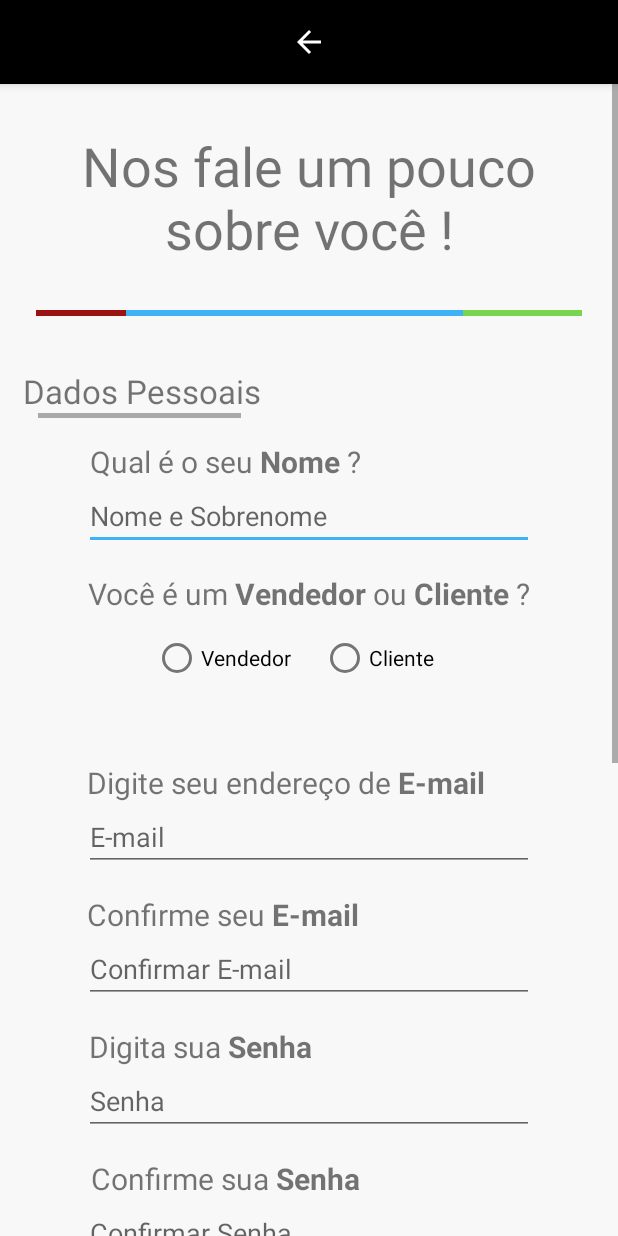
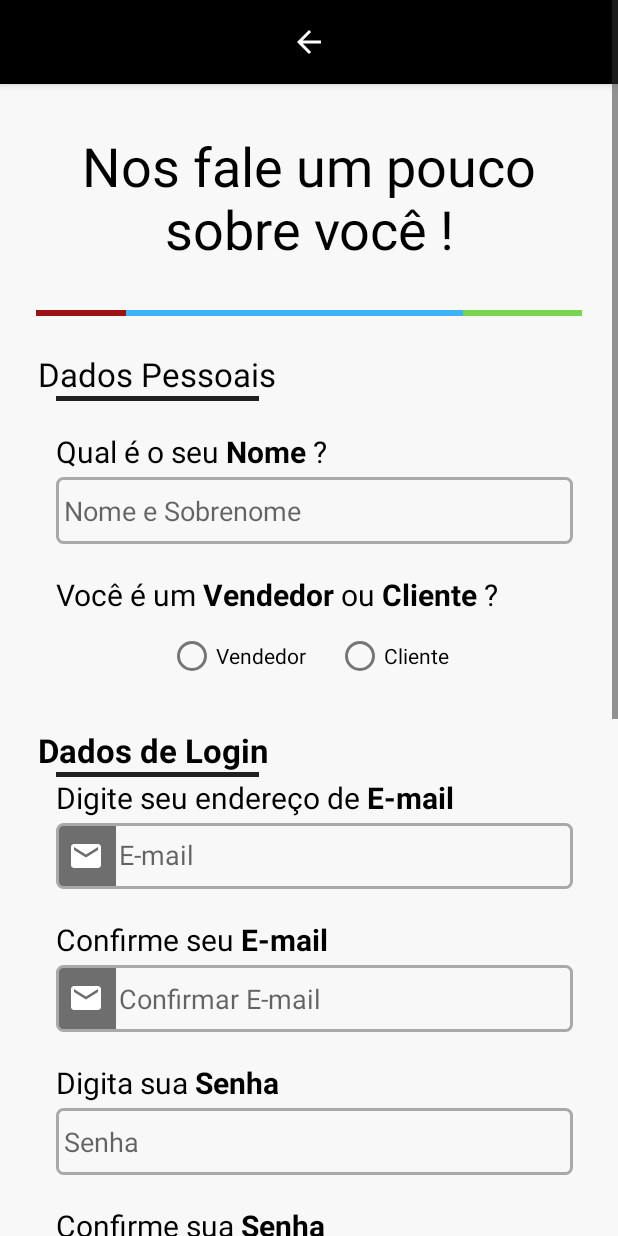
Before and after one commit to GryphoDevelopers/GoalMobile, an Android app: the SingInActivity screen opened directly, with no data from a screen before it, on a phone screen of 412 x 824 dp. Run offline under Robolectric (Android 15) with nearby library versions, the phone set to English and light mode, and no system bars.

Commit message:
Personalizacao de EditText e Alteracoes no Layout

```diff
--- /dev/null
+++ b/app/src/main/res/drawable/edit_text_border.xml
@@ -0,0 +1,12 @@
+<?xml version="1.0" encoding="utf-8"?>
+<layer-list xmlns:android="http://schemas.android.com/apk/res/android">
+
+    <item>
+        <shape>
+            <solid android:color="?attr/colorOnPrimary"/>
+            <corners android:radius="4dp"/>
+            <stroke android:color="@color/light_grey" android:width="2dp"/>
+        </shape>
+    </item>
+
+</layer-list>
--- /dev/null
+++ b/app/src/main/res/drawable/edit_text_with_icon.xml
@@ -0,0 +1,31 @@
+<?xml version="1.0" encoding="utf-8"?>
+
+<layer-list xmlns:android="http://schemas.android.com/apk/res/android">
+
+    <!-- Icone - Fundo do lado Esquerdo -->
+    <item>
+        <shape>
+            <corners android:radius="8dp"/>
+            <solid android:color="@color/mediun_lightGrey"/>
+        </shape>
+    </item>
+
+    <!-- Fundo do Input - Fundo em cima do Fundo Preto, com espaçamento na Lateral Esquerda -->
+    <item android:left="40dp">
+        <shape>
+            <solid android:color="?attr/colorOnPrimary" />
+            <corners
+                android:topRightRadius="8dp"
+                android:bottomRightRadius="8dp"/>
+        </shape>
+    </item>
+
+    <!-- Borda - Fundo Transparente que está em cima dos Anteriores -->
+    <item>
+        <shape>
+            <solid android:color="@android:color/transparent"/>
+            <corners android:radius="4dp"/>
+            <stroke android:color="@color/light_grey" android:width="2dp"/>
+        </shape>
+    </item>
+</layer-list>
--- /dev/null
+++ b/app/src/main/res/drawable/ic_email.xml
@@ -0,0 +1,10 @@
+<vector xmlns:android="http://schemas.android.com/apk/res/android"
+    android:width="24dp"
+    android:height="24dp"
+    android:viewportWidth="24"
+    android:viewportHeight="24"
+    android:tint="@color/white">
+  <path
+      android:fillColor="@android:color/white"
+      android:pathData="M20,4L4,4c-1.1,0 -1.99,0.9 -1.99,2L2,18c0,1.1 0.9,2 2,2h16c1.1,0 2,-0.9 2,-2L22,6c0,-1.1 -0.9,-2 -2,-2zM20,8l-8,5 -8,-5L4,6l8,5 8,-5v2z"/>
+</vector>
--- a/app/src/main/res/layout/activity_sing_in.xml
+++ b/app/src/main/res/layout/activity_sing_in.xml
@@ -19,11 +19,11 @@
             android:id="@+id/txt_singin"
             android:layout_width="0dp"
             android:layout_height="wrap_content"
-            android:layout_marginStart="40dp"
-            android:layout_marginLeft="40dp"
+            android:layout_marginStart="20dp"
+            android:layout_marginLeft="20dp"
             android:layout_marginTop="30dp"
-            android:layout_marginEnd="40dp"
-            android:layout_marginRight="40dp"
+            android:layout_marginEnd="20dp"
+            android:layout_marginRight="20dp"
             android:gravity="center"
             android:text="@string/index_singin"
             android:textSize="36sp"
@@ -41,100 +41,109 @@
             android:layout_marginTop="30dp"
             app:layout_constraintEnd_toEndOf="parent"
             app:layout_constraintStart_toStartOf="parent"
-            app:layout_constraintTop_toBottomOf="@id/txt_singin"></include>
+            app:layout_constraintTop_toBottomOf="@id/txt_singin" />
 
 
-        <LinearLayout
+        <androidx.constraintlayout.widget.ConstraintLayout
             android:id="@+id/layout_dataPersonal"
             android:layout_width="match_parent"
             android:layout_height="wrap_content"
-            android:layout_marginTop="30dp"
-            android:orientation="vertical"
+            android:layout_marginTop="24dp"
             android:visibility="visible"
-            app:layout_constraintTop_toBottomOf="@+id/line_goal3">
+            app:layout_constraintTop_toBottomOf="@+id/line_goal3"
+            tools:layout_editor_absoluteX="56dp">
 
             <TextView
                 android:id="@+id/txt_dataSingIn"
                 android:layout_width="wrap_content"
                 android:layout_height="wrap_content"
-                android:layout_marginStart="15dp"
-                android:layout_marginLeft="15dp"
-                android:layout_marginTop="5dp"
+                android:layout_marginStart="25dp"
+                android:layout_marginLeft="25dp"
                 android:text="@string/data_personal"
-                android:textSize="22sp" />
+                android:textSize="22sp"
+                app:layout_constraintStart_toStartOf="parent"
+                app:layout_constraintTop_toTopOf="parent" />
 
             <View
                 android:id="@+id/line_grey2"
                 android:layout_width="135dp"
                 android:layout_height="3dp"
-                android:layout_marginStart="25dp"
-                android:layout_marginLeft="25dp"
-                android:background="@color/light_grey" />
+                android:layout_marginStart="12dp"
+                android:layout_marginLeft="12dp"
+                android:background="@color/grey"
+                app:layout_constraintStart_toStartOf="@+id/txt_dataSingIn"
+                app:layout_constraintTop_toBottomOf="@+id/txt_dataSingIn" />
 
             <TextView
                 android:id="@+id/txt_name"
                 android:layout_width="wrap_content"
                 android:layout_height="wrap_content"
-                android:layout_gravity="center"
-                android:layout_marginStart="-55dp"
-                android:layout_marginLeft="-55dp"
-                android:layout_marginTop="15dp"
-                android:gravity="start"
+                android:layout_marginTop="20dp"
                 android:labelFor="@+id/editText_name"
                 android:text="@string/txt_name"
-                android:textSize="20sp" />
+                android:textSize="20sp"
+                app:layout_constraintStart_toStartOf="@+id/line_grey2"
+                app:layout_constraintTop_toBottomOf="@+id/line_grey2" />
 
             <!--TODO Implementar AutoFillHint-->
-
             <EditText
                 android:id="@+id/editText_name"
-                android:layout_width="300dp"
+                android:layout_width="0dp"
                 android:layout_height="wrap_content"
-                android:layout_gravity="center"
+                android:layout_marginTop="3dp"
+                android:layout_marginEnd="30dp"
+                android:layout_marginRight="30dp"
                 android:autofillHints="Nome"
+                android:background="@drawable/edit_text_border"
+                android:drawablePadding="20dp"
                 android:ems="10"
                 android:hint="@string/hint_name"
-                android:inputType="textPersonName" />
+                android:inputType="textPersonName"
+                android:paddingLeft="5dp"
+                android:paddingTop="10dp"
+                android:paddingRight="5dp"
+                android:paddingBottom="10dp"
+                app:layout_constraintEnd_toEndOf="parent"
+                app:layout_constraintStart_toStartOf="@+id/txt_name"
+                app:layout_constraintTop_toBottomOf="@+id/txt_name" />
 
             <TextView
                 android:id="@+id/txt_typeUser"
                 android:layout_width="wrap_content"
                 android:layout_height="wrap_content"
-                android:layout_gravity="center"
-                android:layout_marginTop="15dp"
+                android:layout_marginTop="20dp"
                 android:text="@string/txt_peopleType"
-                android:textSize="20sp" />
+                android:textSize="20sp"
+                app:layout_constraintStart_toStartOf="@+id/txt_name"
+                app:layout_constraintTop_toBottomOf="@+id/editText_name" />
 
             <TextView
                 android:id="@+id/error_optionUser"
                 android:layout_width="wrap_content"
                 android:layout_height="wrap_content"
-                android:layout_gravity="center"
-                android:layout_marginStart="-90dp"
-                android:layout_marginLeft="-90dp"
-                android:foregroundGravity="center"
+                android:layout_marginStart="5dp"
+                android:layout_marginLeft="5dp"
                 android:text="@string/errorInputs"
                 android:textColor="@color/ruby_red"
                 android:textStyle="bold"
-                android:visibility="gone" />
+                android:visibility="gone"
+                app:layout_constraintStart_toStartOf="@+id/txt_typeUser"
+                app:layout_constraintTop_toBottomOf="@+id/txt_typeUser" />
 
             <RadioGroup
-                android:id="@+id/radioGroup"
-                android:layout_width="match_parent"
-                android:layout_height="match_parent"
-                android:layout_gravity="center_vertical"
-                android:layout_marginTop="5dp"
+                android:layout_width="0dp"
+                android:layout_height="wrap_content"
+                android:layout_marginTop="3dp"
                 android:gravity="center"
-                android:orientation="horizontal">
-
-                <!-- Os valores de Texto dos RadioButtons são colocados na SingInActivity.java -->
+                android:orientation="horizontal"
+                app:layout_constraintEnd_toEndOf="parent"
+                app:layout_constraintStart_toStartOf="parent"
+                app:layout_constraintTop_toBottomOf="@+id/error_optionUser">
 
                 <RadioButton
                     android:id="@+id/rbtn_seller"
                     android:layout_width="wrap_content"
                     android:layout_height="wrap_content"
-                    android:layout_marginStart="-20dp"
-                    android:layout_marginLeft="-20dp"
                     android:layout_marginEnd="20dp"
                     android:layout_marginRight="20dp" />
 
@@ -144,106 +153,170 @@
                     android:layout_height="wrap_content" />
             </RadioGroup>
 
-        </LinearLayout>
+        </androidx.constraintlayout.widget.ConstraintLayout>
 
-        <LinearLayout
+        <androidx.constraintlayout.widget.ConstraintLayout
             android:id="@+id/layout_dataLogin"
             android:layout_width="match_parent"
-            android:layout_height="match_parent"
-            android:layout_marginTop="30dp"
-            android:orientation="vertical"
+            android:layout_height="wrap_content"
+            android:layout_marginTop="24dp"
             android:visibility="visible"
-            app:layout_constraintTop_toBottomOf="@+id/layout_dataPersonal">
+            app:layout_constraintTop_toBottomOf="@+id/layout_dataPersonal"
+            tools:layout_editor_absoluteX="56dp">
+
+
+            <TextView
+                android:id="@+id/txt_dataforLogin"
+                android:layout_width="wrap_content"
+                android:layout_height="wrap_content"
+                android:layout_marginStart="25dp"
+                android:layout_marginLeft="25dp"
+                android:text="@string/data_login"
+                android:textSize="22sp"
+                app:layout_constraintStart_toStartOf="parent"
+                app:layout_constraintTop_toTopOf="parent" />
+
+            <View
+                android:id="@+id/line_grey31"
+                android:layout_width="135dp"
+                android:layout_height="3dp"
+                android:layout_marginStart="12dp"
+                android:layout_marginLeft="12dp"
+                android:background="@color/grey"
+                app:layout_constraintStart_toStartOf="@+id/txt_dataforLogin"
+                app:layout_constraintTop_toBottomOf="@+id/txt_dataforLogin" />
 
             <TextView
                 android:id="@+id/txt_email"
                 android:layout_width="wrap_content"
                 android:layout_height="wrap_content"
-                android:layout_gravity="center"
-                android:layout_marginStart="-15dp"
-                android:layout_marginLeft="-15dp"
-                android:layout_marginTop="15dp"
+                android:labelFor="@+id/editText_email"
                 android:text="@string/txt_email"
                 android:textSize="20sp"
-                android:labelFor="@+id/editText_email" />
+                app:layout_constraintStart_toStartOf="@+id/line_grey31"
+                app:layout_constraintTop_toBottomOf="@+id/line_grey31" />
 
             <EditText
                 android:id="@+id/editText_email"
-                android:layout_width="300dp"
+                android:layout_width="0dp"
                 android:layout_height="wrap_content"
-                android:layout_gravity="center"
+                android:layout_marginTop="3dp"
+                android:layout_marginEnd="30dp"
+                android:layout_marginRight="30dp"
                 android:autofillHints="Email"
+                android:background="@drawable/edit_text_with_icon"
+                android:drawableStart="@drawable/ic_email"
+                android:drawablePadding="10dp"
                 android:ems="10"
+                android:freezesText="false"
                 android:hint="@string/hint_email"
-                android:inputType="textEmailAddress" />
+                android:includeFontPadding="false"
+                android:inputType="textEmailAddress"
+                android:paddingLeft="8dp"
+                android:paddingTop="10dp"
+                android:paddingRight="8dp"
+                android:paddingBottom="10dp"
+                android:scrollbarAlwaysDrawHorizontalTrack="false"
+                app:layout_constraintEnd_toEndOf="parent"
+                app:layout_constraintStart_toStartOf="@+id/txt_email"
+                app:layout_constraintTop_toBottomOf="@+id/txt_email" />
 
             <TextView
                 android:id="@+id/txt_confirmEmail"
                 android:layout_width="wrap_content"
                 android:layout_height="wrap_content"
-                android:layout_gravity="center"
-                android:layout_marginStart="-57dp"
-                android:layout_marginLeft="-57dp"
-                android:layout_marginTop="15dp"
+                android:layout_marginTop="20dp"
+                android:labelFor="@+id/editText_confrimEmail"
                 android:text="@string/txt_confirmEmail"
                 android:textSize="20sp"
-                android:labelFor="@+id/editText_confrimEmail" />
+                app:layout_constraintStart_toStartOf="@+id/txt_email"
+                app:layout_constraintTop_toBottomOf="@+id/editText_email" />
 
             <EditText
                 android:id="@+id/editText_confrimEmail"
-                android:layout_width="300dp"
+                android:layout_width="0dp"
                 android:layout_height="wrap_content"
-                android:layout_gravity="center"
+                android:layout_marginTop="3dp"
+                android:layout_marginEnd="30dp"
+                android:layout_marginRight="30dp"
                 android:autofillHints="Confirmar Email"
+                android:background="@drawable/edit_text_with_icon"
+                android:drawableStart="@drawable/ic_email"
+                android:drawablePadding="10dp"
                 android:ems="10"
                 android:hint="@string/hint_confirmEmail"
-                android:inputType="textEmailAddress" />
+                android:inputType="textEmailAddress"
+                android:paddingLeft="8dp"
+                android:paddingTop="10dp"
+                android:paddingRight="8dp"
+                android:paddingBottom="10dp"
+                app:layout_constraintEnd_toEndOf="parent"
+                app:layout_constraintStart_toStartOf="@+id/txt_confirmEmail"
+                app:layout_constraintTop_toBottomOf="@+id/txt_confirmEmail" />
 
             <TextView
                 android:id="@+id/txt_password"
                 android:layout_width="wrap_content"
                 android:layout_height="wrap_content"
-                android:layout_gravity="center"
-                android:layout_marginStart="-72dp"
-                android:layout_marginLeft="-72dp"
-                android:layout_marginTop="15dp"
+                android:layout_marginTop="20dp"
+                android:labelFor="@+id/editText_password"
                 android:text="@string/txt_password"
                 android:textSize="20sp"
-                android:labelFor="@+id/editText_password" />
+                app:layout_constraintStart_toStartOf="@+id/txt_confirmEmail"
+                app:layout_constraintTop_toBottomOf="@+id/editText_confrimEmail" />
 
             <EditText
                 android:id="@+id/editText_password"
-                android:layout_width="300dp"
+                android:layout_width="0dp"
                 android:layout_height="wrap_content"
-                android:layout_gravity="center"
+                android:layout_marginTop="3dp"
+                android:layout_marginEnd="30dp"
+                android:layout_marginRight="30dp"
                 android:autofillHints="Senha"
+                android:background="@drawable/edit_text_border"
                 android:ems="10"
                 android:hint="@string/hint_password"
-                android:inputType="textPassword" />
+                android:inputType="textPassword"
+                android:paddingLeft="5dp"
+                android:paddingTop="10dp"
+                android:paddingRight="5dp"
+                android:paddingBottom="10dp"
+                app:layout_constraintEnd_toEndOf="parent"
+                app:layout_constraintStart_toStartOf="@+id/txt_password"
+                app:layout_constraintTop_toBottomOf="@+id/txt_password" />
 
             <TextView
                 android:id="@+id/txt_confrimPassword"
                 android:layout_width="wrap_content"
                 android:layout_height="wrap_content"
-                android:layout_gravity="center"
-                android:layout_marginStart="-55dp"
-                android:layout_marginLeft="-55dp"
-                android:layout_marginTop="15dp"
+                android:layout_marginTop="20dp"
+                android:labelFor="@+id/editText_confirmPassword"
                 android:text="@string/txt_confirmPassword"
                 android:textSize="20sp"
-                android:labelFor="@+id/editText_confirmPassword" />
+                app:layout_constraintStart_toStartOf="@+id/txt_password"
+                app:layout_constraintTop_toBottomOf="@+id/editText_password" />
 
             <EditText
                 android:id="@+id/editText_confirmPassword"
-                android:layout_width="300dp"
+                android:layout_width="0dp"
                 android:layout_height="wrap_content"
-                android:layout_gravity="center"
+                android:layout_marginTop="3dp"
+                android:layout_marginEnd="30dp"
+                android:layout_marginRight="30dp"
                 android:autofillHints="Confirme a Senha"
+                android:background="@drawable/edit_text_border"
                 android:ems="10"
                 android:hint="@string/hint_confirmPassword"
-                android:inputType="textPassword" />
+                android:inputType="textPassword"
+                android:paddingLeft="5dp"
+                android:paddingTop="10dp"
+                android:paddingRight="5dp"
+                android:paddingBottom="10dp"
+                app:layout_constraintEnd_toEndOf="parent"
+                app:layout_constraintStart_toStartOf="@+id/txt_confrimPassword"
+                app:layout_constraintTop_toBottomOf="@+id/txt_confrimPassword" />
 
-        </LinearLayout>
+        </androidx.constraintlayout.widget.ConstraintLayout>
 
         <LinearLayout
             android:id="@+id/layout_termsUse"
@@ -297,15 +370,28 @@
                 app:useMaterialThemeColors="false" />
 
             <Button
+                android:id="@+id/button"
+                style="@style/Widget.AppCompat.Button.Borderless"
+                android:layout_width="wrap_content"
+                android:layout_height="wrap_content"
+                android:layout_gravity="start"
+                android:layout_marginStart="51dp"
+                android:layout_marginLeft="51dp"
+                android:layout_marginTop="5dp"
+                android:text="@string/see_termsUse"
+                android:textSize="10sp"
+                android:textColor="?attr/colorOnSecondary"/>
+
+            <Button
                 android:id="@+id/btn_createAcount"
                 android:layout_width="220dp"
                 android:layout_height="55dp"
                 android:layout_gravity="center"
-                android:layout_marginTop="25dp"
+                android:layout_marginTop="20dp"
+                android:onClick="ValidationFirstStage"
                 android:text="@string/btn_createAcount"
                 android:textSize="18sp"
-                app:backgroundTint="@color/ruby_red"
-                android:onClick="ValidationFirstStage"/>
+                app:backgroundTint="@color/ruby_red" />
 
         </LinearLayout>
 
@@ -314,10 +400,10 @@
             android:layout_width="wrap_content"
             android:layout_height="wrap_content"
             android:layout_marginTop="30dp"
+            android:visibility="visible"
             app:layout_constraintEnd_toEndOf="parent"
             app:layout_constraintStart_toStartOf="parent"
-            app:layout_constraintTop_toBottomOf="@id/layout_termsUse"
-            android:visibility="visible"></include>
+            app:layout_constraintTop_toBottomOf="@id/layout_termsUse"></include>
 
         <!--TODO Adicionar Icone apos o texto "Pular essa Etapa" -->
         <!-- Pular a etapa do Cadastro Completo (Opcional, mas Obrigatorio para Compras) -->
--- a/app/src/main/res/layout/tool_bar.xml
+++ b/app/src/main/res/layout/tool_bar.xml
@@ -9,10 +9,12 @@
     android:background="?attr/colorPrimaryVariant"
     android:elevation="4dp"
     android:theme="@style/ThemeOverlay.AppCompat.ActionBar"
+    app:layout_collapseMode="pin"
     app:popupTheme="@style/ThemeOverlay.AppCompat.Light"
     tools:targetApi="lollipop">
 
     //TODO Adicionar Imagem
+
     <ImageView
         android:id="@+id/tv_header_title"
         android:layout_width="wrap_content"
--- a/app/src/main/res/values/colors.xml
+++ b/app/src/main/res/values/colors.xml
@@ -9,8 +9,11 @@
     <color name="white">#FFFFFFFF</color>
     <color name="white_light">#FFF8F8F8</color>
     <color name="black">#FF000000</color>
+
     <color name="grey">#FF212121</color>
-    <color name="dark_grey">#1a1a1a</color>
     <color name="light_grey">#FFA9A9A9</color>
+    <color name="mediun_lightGrey">#FF6E6E6E</color>
+    <color name="mediun_grey">#FF333333</color>
+    <color name="dark_grey">#1A1A1A</color>
 
 </resources>
--- a/app/src/main/res/values/strings.xml
+++ b/app/src/main/res/values/strings.xml
@@ -33,6 +33,7 @@
     <string name="hint_confirmPassword">Confirmar Senha</string>
     <string name="data_termsUse">Termos de Uso:</string>
     <string name="confirm_TermsUse">Aceito os Termos e Condições de Uso</string>
+    <string name="see_termsUse">Ler os Termos de Uso</string>
     <string name="btn_createAcount">Criar Conta</string>
 
     <!-- Registro para Compras -->
--- a/app/src/main/res/values/themes.xml
+++ b/app/src/main/res/values/themes.xml
@@ -10,14 +10,17 @@
         <!-- Checkboxes e Text Fields -->
         <item name="colorSecondary">@color/blue_jeans</item>
         <item name="colorSecondaryVariant">@color/blue_jeans</item>
-        <item name="colorOnSecondary">@color/white_light</item>
+        <item name="colorOnSecondary">@color/dark_grey</item>
 
         <!-- Status bar color. -->
         <item name="android:statusBarColor" tools:targetApi="l">?attr/colorPrimaryVariant</item>
 
         <!-- Implementação do Light Theme. Definição do Background e Texto -->
         <item name="android:windowBackground">@color/white_light</item>
+        <item name="android:textColor">@color/black</item>
         <item name="android:textColorPrimary">@color/black</item>
+
+        <item name="android:textColorSecondary">@color/mediun_grey</item>
 
 
         <!-- Desativa a ActionBar -->
```
